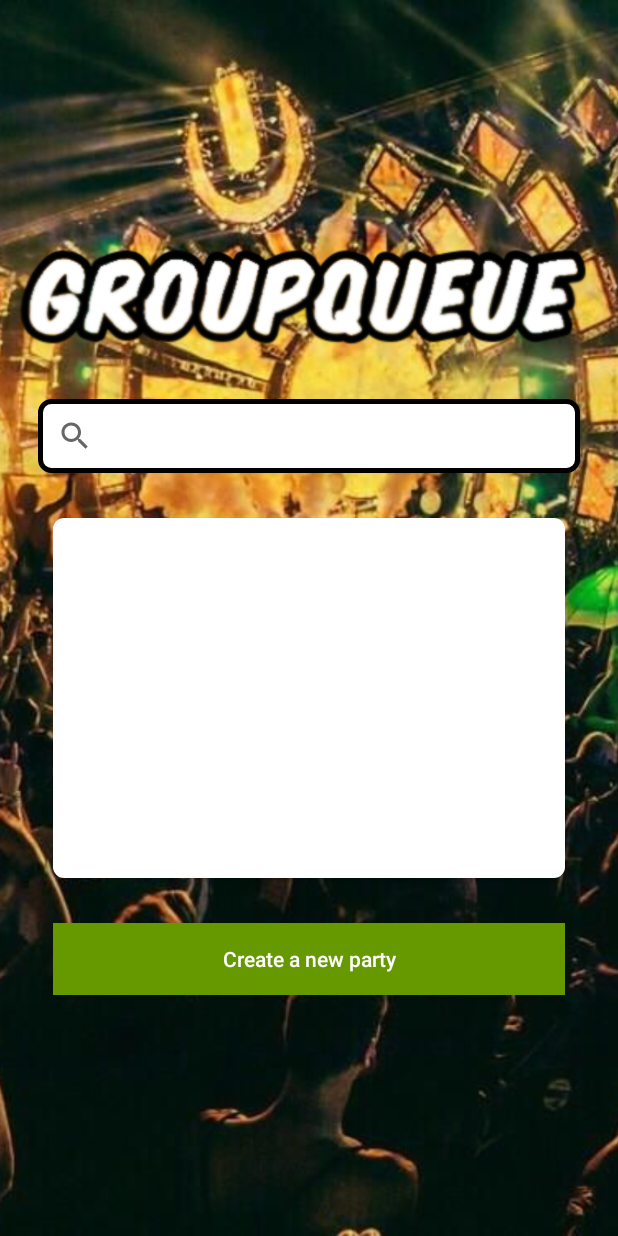
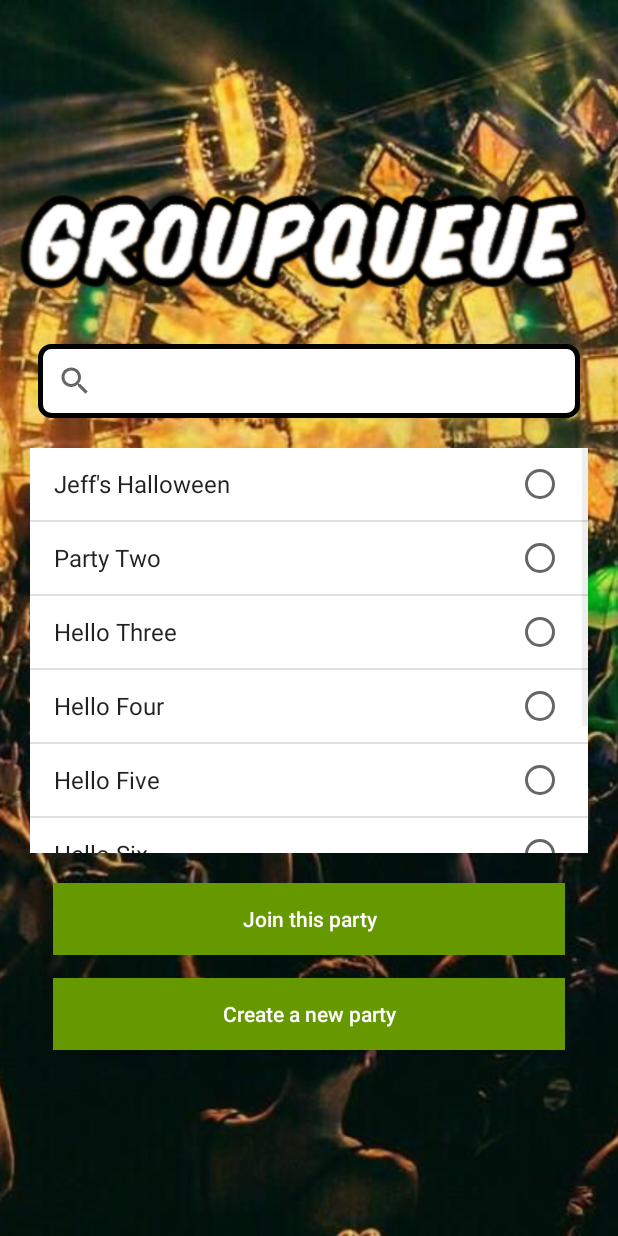
Before and after one commit to legut2/GroupQueue, an Android app: the PartySearchActivity screen opened directly, with no data from a screen before it, on a phone screen of 412 x 824 dp. Run offline under Robolectric (Android 15) with nearby library versions, the phone set to English and light mode, and no system bars.

Commit message:
hard code search to guestview

```diff
--- a/app/src/main/AndroidManifest.xml
+++ b/app/src/main/AndroidManifest.xml
@@ -36,7 +36,8 @@
             </intent-filter>
         </activity>
         <activity android:name=".GroundRules" />
-        <activity android:name=".HostViewActivity"></activity>
+        <activity android:name=".HostViewActivity" />
+        <activity android:name=".GuestViewActivity"></activity>
     </application>
 
 </manifest>
--- a/app/src/main/java/com/example/groupqueueprototype/android_studio_project_folder/PartySearchActivity.java
+++ b/app/src/main/java/com/example/groupqueueprototype/android_studio_project_folder/PartySearchActivity.java
@@ -4,16 +4,28 @@ import android.content.Intent;
 import android.os.Bundle;
 import android.util.Log;
 import android.view.View;
+import android.widget.AdapterView;
+import android.widget.ArrayAdapter;
 import android.widget.Button;
 import android.support.v7.app.AppCompatActivity;
+import android.widget.ListView;
+import android.widget.TextView;
+import android.widget.Toast;
 
 public class PartySearchActivity extends AppCompatActivity  {
     private Button createNewParty;
+    private Button joinParty;
     private Button partyInfo;
     protected View.OnClickListener createPartyListener = new View.OnClickListener() {
         @Override
         public void onClick(View v) {
             goCreateParty();
+        }
+    };
+    protected View.OnClickListener joinPartyListener = new View.OnClickListener() {
+        @Override
+        public void onClick(View v) {
+            goJoinParty();
         }
     };
     protected View.OnClickListener partyInfoListener = new View.OnClickListener() {
@@ -27,9 +39,25 @@ public class PartySearchActivity extends AppCompatActivity  {
         super.onCreate(savedInstanceState);
         setContentView(R.layout.party_search);
         createNewParty = (Button) findViewById(R.id.createParty);
-        partyInfo = (Button) findViewById(R.id.topButton);
+        joinParty = (Button) findViewById(R.id.join);
+        String [] s = new String[] {"Jeff's Halloween", "Party Two", "Hello Three",
+                "Hello Four", "Hello Five", "Hello Six", "Hello Seven", "Hello Eight"};
+        ListView lv = (ListView)findViewById(R.id.listView);
+        lv.setAdapter(new ArrayAdapter<String>(this, android.R.layout.simple_list_item_single_choice, s));
+        lv.setChoiceMode(ListView.CHOICE_MODE_SINGLE);
+        lv.setOnItemClickListener(new AdapterView.OnItemClickListener() {
+            @Override
+            public void onItemClick(AdapterView<?> arg0, View arg1, int arg2,
+                                    long arg3) {
+                ListView lv = (ListView) arg0;
+                TextView tv = (TextView) lv.getChildAt(arg2);
+                String s = tv.getText().toString();
+                Toast.makeText(PartySearchActivity.this, "Clicked item is "+s, Toast.LENGTH_LONG).show();
+            } });
+        //partyInfo = (Button) findViewById(R.id.topButton);
         createNewParty.setOnClickListener(createPartyListener);
-        partyInfo.setOnClickListener(partyInfoListener);
+        joinParty.setOnClickListener(joinPartyListener);
+        //partyInfo.setOnClickListener(partyInfoListener);
     }
     public void goToPartyInfo() {
         //Intent intent = new Intent(this, PartySearchActivity.class);
@@ -40,4 +68,9 @@ public class PartySearchActivity extends AppCompatActivity  {
         Intent intent = new Intent(this, GroundRules.class);
         startActivity(intent);
     }
+
+    public void goJoinParty() {
+        Intent intent = new Intent(this, GuestViewActivity.class);
+        startActivity(intent);
+    }
 }
--- a/app/src/main/res/layout/party_search.xml
+++ b/app/src/main/res/layout/party_search.xml
@@ -38,6 +38,14 @@
 
             </SearchView>
 
+            <ListView
+                android:layout_height="270dp"
+                android:id="@+id/listView"
+                android:layout_width="match_parent"
+                android:layout_margin="20dp"
+                android:background="@android:color/white">
+            </ListView>
+<!--
             <Button
                 android:id="@+id/topButton"
                 android:layout_width="match_parent"
@@ -71,7 +79,20 @@
                 android:layout_marginLeft="35dp"
                 android:layout_marginRight="35dp"
                 android:layout_marginBottom="30dp"/>
+                -->
         </LinearLayout>
+
+        <Button
+            android:id="@+id/join"
+            android:layout_width="match_parent"
+            android:layout_height="wrap_content"
+            android:layout_marginLeft="35dp"
+            android:layout_marginRight="35dp"
+            android:layout_marginBottom="15dp"
+            android:background="@android:color/holo_green_dark"
+            android:text="Join this party"
+            android:textAllCaps="false"
+            android:textColor="@android:color/white" />
 
         <Button
             android:id="@+id/createParty"
```
Also changed, not shown: app/src/main/java/com/example/groupqueueprototype/android_studio_project_folder/GuestViewActivity.java (added, +13 -0 lines), app/src/main/res/layout/activity_guest_view.xml (added, +85 -0 lines).
